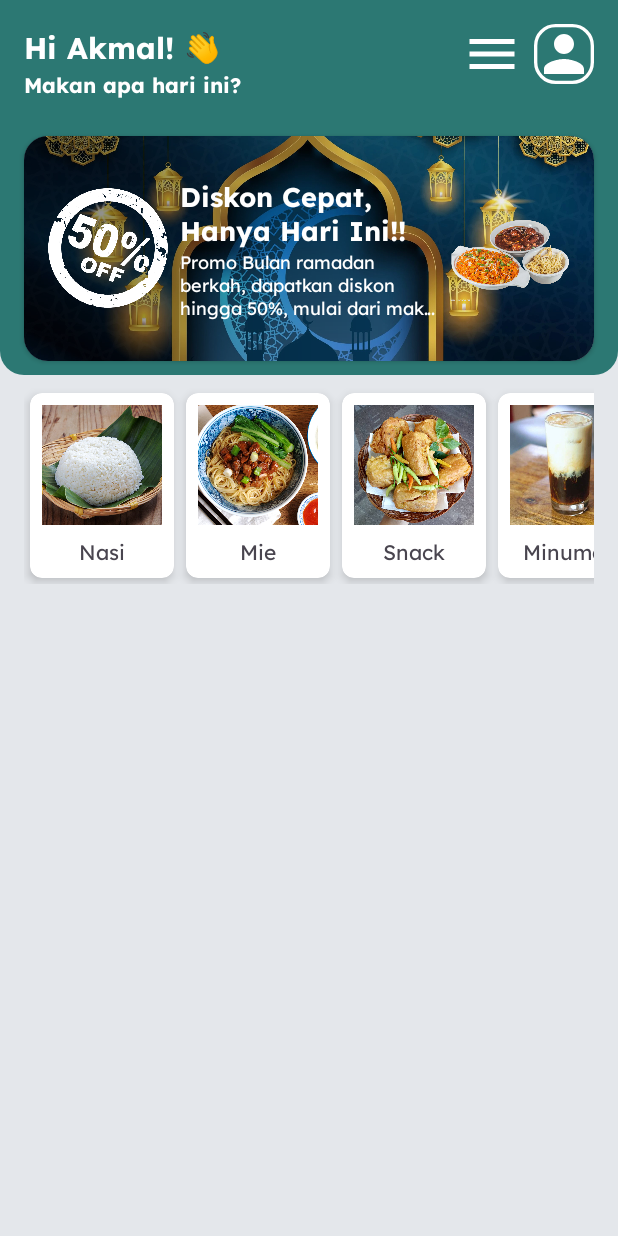
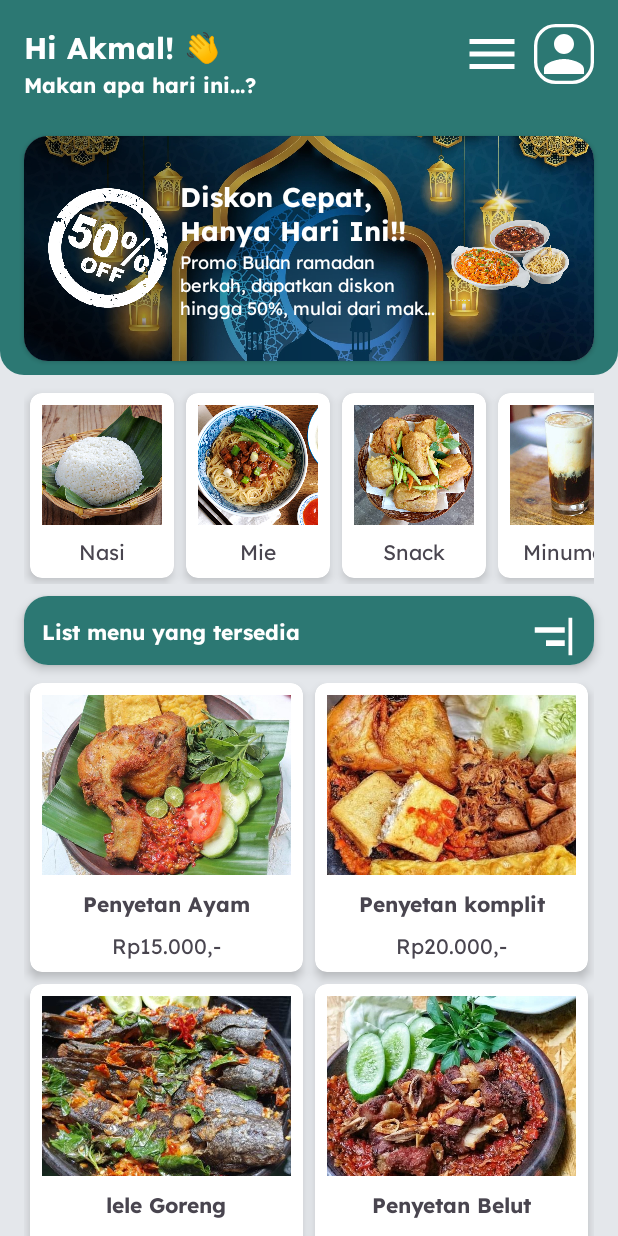
Before and after one commit to akmalinnn/24001084-km6-akm-warungpenyet-ch3, an Android app: the screen it shows after launch (MainActivity), on a phone screen of 412 x 824 dp. Run offline under Robolectric (Android 15) with nearby library versions, the light colour scheme and no system bars.

Commit message:
[Final task] Adding list, update main

```diff
--- a/app/src/main/java/com/example/a24001084_km6_akm_warungpenyet_ch2/MainActivity.kt
+++ b/app/src/main/java/com/example/a24001084_km6_akm_warungpenyet_ch2/MainActivity.kt
@@ -23,6 +23,8 @@ class MainActivity : AppCompatActivity() {
         super.onCreate(savedInstanceState)
         setContentView(binding.root)
         setListCategory()
+        setListCatalog()
+        setActionLogin()
     }
 
     private fun setListCategory() {
@@ -58,5 +60,10 @@ class MainActivity : AppCompatActivity() {
         }
         adapterCatalog.submitData(data)
     }
+    private fun setActionLogin() {
+        binding.layoutHeader.ivProfileMenu.setOnClickListener {
+            Toast.makeText(this@MainActivity, "Anda Sudah Masuk", Toast.LENGTH_SHORT).show()
+        }
+    }
 
 }
--- a/app/src/main/res/layout/activity_main.xml
+++ b/app/src/main/res/layout/activity_main.xml
@@ -24,6 +24,15 @@
         app:layout_constraintTop_toBottomOf="@id/layout_header"
         tools:listitem="@layout/item_category" />
 
+    <include
+        android:id="@+id/list_menu"
+        layout="@layout/list_menu"
+        android:layout_width="match_parent"
+        android:layout_height="wrap_content"
+        android:layout_marginHorizontal="16dp"
+        android:layout_marginVertical="8dp"
+        android:orientation="vertical"
+        app:layout_constraintTop_toBottomOf="@id/rv_category" />
 
     <androidx.recyclerview.widget.RecyclerView
         android:id="@+id/rv_catalog"
@@ -34,6 +43,7 @@
         android:orientation="vertical"
         app:layoutManager="androidx.recyclerview.widget.GridLayoutManager"
         app:layout_constraintBottom_toBottomOf="parent"
+        app:layout_constraintTop_toBottomOf="@+id/list_menu"
         app:spanCount="2"
         tools:listitem="@layout/item_category" />
 
--- a/app/src/main/res/layout/list_menu.xml
+++ b/app/src/main/res/layout/list_menu.xml
@@ -14,7 +14,7 @@
         android:padding="4dp">
 
         <TextView
-            android:id="@+id/tv_lis_menu"
+            android:id="@+id/tv_list_menu"
             android:layout_width="0dp"
             android:layout_height="wrap_content"
             android:layout_margin="8dp"
--- a/app/src/main/res/values/strings.xml
+++ b/app/src/main/res/values/strings.xml
@@ -1,7 +1,9 @@
 <resources>
     <string name="app_name">24001084-km6-akm-warungpenyet-ch2</string>
     <string name="text_name">Hi Akmal! 👋</string>
-    <string name="text_greetings">Makan apa hari ini?</string>
+    <string name="text_greetings">Makan apa hari ini...?</string>
     <string name="text_desc_banner">Promo Bulan ramadan berkah, dapatkan diskon hingga 50%, mulai dari makanan, minuman, dan jajanan! </string>
     <string name="title_desc">Diskon Cepat, Hanya Hari Ini!! </string>
+    <string name="text_list_menu">List menu yang tersedia</string>
+
 </resources>
```
